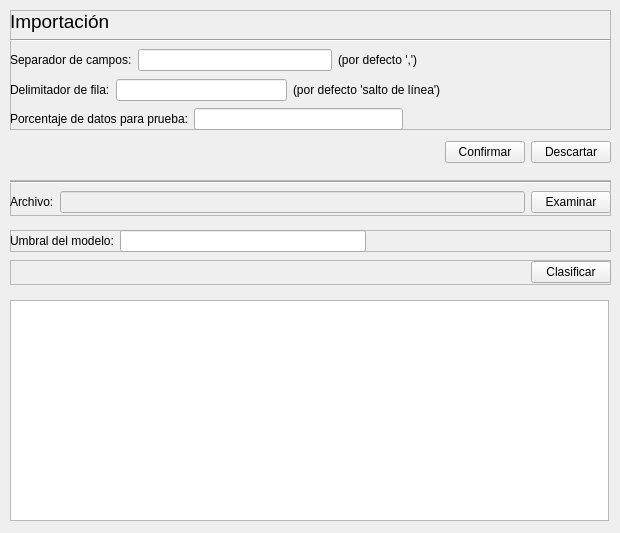
First picture: the form in views/mainwindow.ui, repository Volderpayoda/python-gui, before the edit.
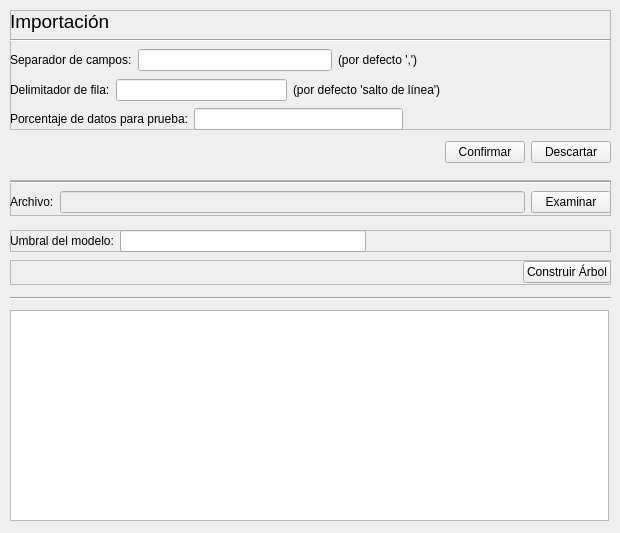
Second picture: the form after the edit.

What changed in the file:
```diff
--- a/views/mainwindow.ui
+++ b/views/mainwindow.ui
@@ -173,9 +173,9 @@
     <property name="geometry">
      <rect>
       <x>10</x>
-      <y>300</y>
+      <y>310</y>
       <width>599</width>
-      <height>221</height>
+      <height>211</height>
      </rect>
     </property>
    </widget>
@@ -353,7 +353,7 @@
     <property name="frameShadow">
      <enum>QFrame::Raised</enum>
     </property>
-    <widget class="QWidget" name="">
+    <widget class="QWidget" name="layoutWidget">
      <property name="geometry">
       <rect>
        <x>0</x>
@@ -382,24 +382,26 @@
          <bool>true</bool>
         </property>
         <property name="text">
-         <string>Clasificar</string>
+         <string>Construir Árbol</string>
         </property>
        </widget>
       </item>
      </layout>
     </widget>
    </widget>
-   <zorder>configurationFrame</zorder>
-   <zorder>debugTextBrowser</zorder>
-   <zorder>fileBrowserFrame</zorder>
-   <zorder>thresholdFrame</zorder>
-   <zorder>thresholdLabel</zorder>
-   <zorder>thresholdEdit</zorder>
-   <zorder>layoutWidget</zorder>
-   <zorder>classifyButton</zorder>
-   <zorder>horizontalSpacer_6</zorder>
-   <zorder>horizontalSpacer_6</zorder>
-   <zorder>classifyFrame</zorder>
+   <widget class="Line" name="line_2">
+    <property name="geometry">
+     <rect>
+      <x>10</x>
+      <y>290</y>
+      <width>601</width>
+      <height>16</height>
+     </rect>
+    </property>
+    <property name="orientation">
+     <enum>Qt::Horizontal</enum>
+    </property>
+   </widget>
   </widget>
  </widget>
  <resources/>
```
Left out of the diff: 4 changed lines with no effect on the pictures.
